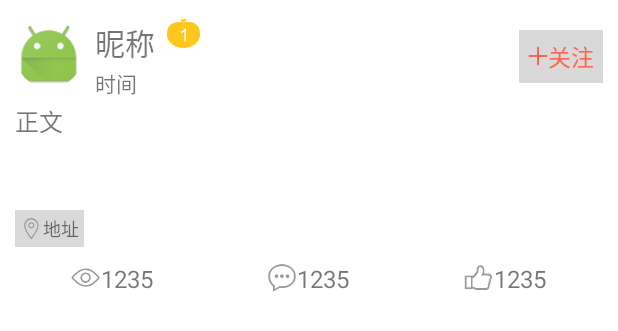
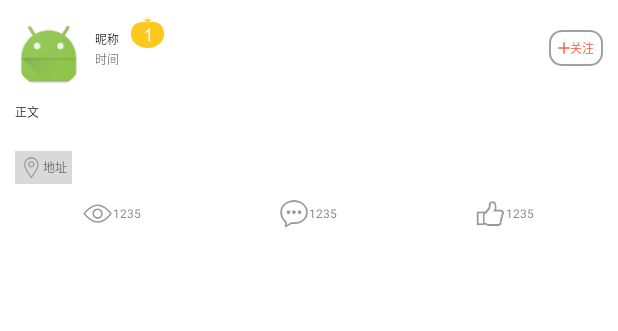
Before and after one commit to 15766736837/xianghacaipudemo, an Android app: the layout find_fra_list_item_layout.xml on its own in the app's theme, with its tools: preview values and no code run, on a phone screen of 412 x 824 dp. Shown: the top 331 px of the screen. Run offline under Robolectric (Android 15) with nearby library versions, the phone set to English and light mode, and no system bars.

Commit message:
修改了页面

```diff
--- a/app/src/main/java/com/a520it/xianghacaipu/adapter/RecyclerAdapter.java
+++ b/app/src/main/java/com/a520it/xianghacaipu/adapter/FindRecyclerAdapter.java
@@ -23,14 +23,14 @@ import de.hdodenhof.circleimageview.CircleImageView;
  * Created by simon on 2017/6/16.
  */
 
-public class RecyclerAdapter extends RecyclerView.Adapter<RecyclerView.ViewHolder> {
+public class FindRecyclerAdapter extends RecyclerView.Adapter<RecyclerView.ViewHolder> {
 
     private static final int TYPE_FOOT = 0;
     private static final int TYPE_ITEM = 1;
     private final List<FindListBean.DataBeanX.DataBean> mDatas;
     private final Context mContext;
 
-    public RecyclerAdapter(Context context, List<FindListBean.DataBeanX.DataBean> data) {
+    public FindRecyclerAdapter(Context context, List<FindListBean.DataBeanX.DataBean> data) {
         this.mDatas = data;
         this.mContext = context;
     }
@@ -106,7 +106,7 @@ public class RecyclerAdapter extends RecyclerView.Adapter<RecyclerView.ViewHolde
             //设置图片控件,并设置属性
             ImageView imageView = new ImageView(mContext);
             imageView.setScaleType(ImageView.ScaleType.FIT_XY);
-            LinearLayout.LayoutParams layoutParams = new LinearLayout.LayoutParams(0, 200, 1);
+            LinearLayout.LayoutParams layoutParams = new LinearLayout.LayoutParams(0, 220, 1);
             layoutParams.setMargins(5, 5, 5, 5);
             imageView.setLayoutParams(layoutParams);
             //            AsyncImageLoader.getInstance(mContext).displayImage(dataBean.getImgs().get(i), imageView);
--- a/app/src/main/res/drawable/banner_dot.xml
+++ b/app/src/main/res/drawable/banner_dot.xml
@@ -3,4 +3,5 @@
     <size android:height="5dp" android:width="5dp"/>
     <corners android:radius="5dp"/>
     <solid android:color="@color/c_white_bg_title"/>
+
 </shape>
--- a/app/src/main/res/drawable/button_stork.xml
+++ b/app/src/main/res/drawable/button_stork.xml
@@ -1,10 +1,7 @@
 <?xml version="1.0" encoding="utf-8"?>
 <shape xmlns:android="http://schemas.android.com/apk/res/android"
        android:shape="rectangle">
-
     <solid android:color="#FFFFFF"/>
     <corners android:radius="3dp" />
-
-
     <stroke android:width="0.5dp" android:color="#9A9A9A" />
 </shape>
--- /dev/null
+++ b/app/src/main/res/drawable/lv_item_follow_selected.xml
@@ -0,0 +1,5 @@
+<?xml version="1.0" encoding="utf-8"?>
+<selector xmlns:android="http://schemas.android.com/apk/res/android">
+    <item android:drawable="@color/backgroup_color" android:state_selected="false"/>
+    <item android:drawable="@color/bg"/>
+</selector>
--- /dev/null
+++ b/app/src/main/res/drawable/shape_lv_item_follow_not_selected.xml
@@ -0,0 +1,6 @@
+<?xml version="1.0" encoding="utf-8"?>
+<shape xmlns:android="http://schemas.android.com/apk/res/android">
+    <size android:height="@dimen/dp_18" android:width="@dimen/dp_36"/>
+    <stroke android:width="1dp" android:color="@color/c_gray_a1a1a1"/>
+    <corners android:radius="@dimen/dp_4"/>
+</shape>
--- /dev/null
+++ b/app/src/main/res/drawable/shape_lv_item_follow_selected.xml
@@ -0,0 +1,6 @@
+<?xml version="1.0" encoding="utf-8"?>
+<shape xmlns:android="http://schemas.android.com/apk/res/android">
+    <size android:height="@dimen/dp_18" android:width="@dimen/dp_36"/>
+    <stroke android:width="1dp" android:color="@color/c_gray_a1a1a1"/>
+    <corners android:radius="@dimen/dp_4"/>
+</shape>
--- a/app/src/main/res/layout/find_fra_list_item_layout.xml
+++ b/app/src/main/res/layout/find_fra_list_item_layout.xml
@@ -22,18 +22,20 @@
 
         <TextView
             android:id="@+id/find_fra_lv_item_name"
+            android:textColor="@color/tab_text_normal"
             android:layout_width="wrap_content"
             android:layout_height="wrap_content"
             android:layout_marginLeft="8dp"
-            android:layout_marginTop="3dp"
+            android:layout_marginTop="10dp"
             android:layout_toRightOf="@id/find_fra_lv_item_head_icon"
             android:text="昵称"
-            android:textSize="20sp"/>
+            android:textSize="@dimen/sp_14"/>
 
         <ImageView
             android:id="@+id/find_fra_lv_item_level"
             android:layout_width="wrap_content"
             android:layout_height="wrap_content"
+            android:layout_alignBottom="@id/find_fra_lv_item_name"
             android:layout_marginLeft="8dp"
             android:layout_toRightOf="@id/find_fra_lv_item_name"
             android:src="@drawable/z_z_ico_level_01"/>
@@ -45,21 +47,24 @@
             android:layout_alignLeft="@id/find_fra_lv_item_name"
             android:layout_below="@id/find_fra_lv_item_name"
             android:layout_marginTop="1dp"
+            android:textSize="@dimen/sp_12"
             android:text="时间"/>
 
         <LinearLayout
+            android:id="@+id/find_fra_lv_item_follow"
             android:layout_width="wrap_content"
             android:layout_height="wrap_content"
             android:layout_alignParentRight="true"
             android:layout_marginTop="10dp"
-            android:background="#558e8d8d"
+            android:background="@drawable/shape_lv_item_follow_selected"
             android:gravity="center"
+            android:clickable="true"
             android:orientation="horizontal"
             android:padding="6dp">
 
             <ImageView
-                android:layout_width="13dp"
-                android:layout_height="13dp"
+                android:layout_width="@dimen/dp_10"
+                android:layout_height="@dimen/dp_10"
                 android:src="@drawable/dish_follow_a"/>
 
             <TextView
@@ -67,7 +72,7 @@
                 android:layout_height="wrap_content"
                 android:text="关注"
                 android:textColor="#fb6753"
-                android:textSize="15sp"/>
+                android:textSize="@dimen/sp_12"/>
         </LinearLayout>
 
         <TextView
@@ -77,10 +82,11 @@
             android:layout_below="@id/find_fra_lv_item_head_icon"
             android:layout_marginTop="10dp"
             android:text="正文"
-            android:lines="3"
             android:maxLines="3"
             android:ellipsize="end"
-            android:textSize="16sp"/>
+            android:layout_marginBottom="10dp"
+            android:textColor="@color/tab_text_normal"
+            android:textSize="@dimen/sp_16"/>
     </RelativeLayout>
 
 
@@ -134,7 +140,7 @@
             android:layout_width="wrap_content"
             android:layout_height="wrap_content"
             android:text="地址"
-            android:textSize="12sp"/>
+            android:textSize="@dimen/sp_12"/>
     </LinearLayout>
 
     <LinearLayout
@@ -160,7 +166,7 @@
                 android:layout_width="wrap_content"
                 android:layout_height="wrap_content"
                 android:text="1235"
-                android:textSize="16sp"/>
+                android:textSize="@dimen/sp_14"/>
         </LinearLayout>
 
         <View
@@ -184,7 +190,7 @@
                 android:layout_width="wrap_content"
                 android:layout_height="wrap_content"
                 android:text="1235"
-                android:textSize="16sp"/>
+                android:textSize="@dimen/sp_14"/>
         </LinearLayout>
 
         <View
@@ -208,7 +214,7 @@
                 android:layout_width="wrap_content"
                 android:layout_height="wrap_content"
                 android:text="1235"
-                android:textSize="16sp"/>
+                android:textSize="@dimen/sp_14"/>
         </LinearLayout>
     </LinearLayout>
 </LinearLayout>
```
Also changed, not shown: app/src/main/java/com/a520it/xianghacaipu/fragmnt/find/DiscoveryFragment.java (+8 -8 lines), app/src/main/java/com/a520it/xianghacaipu/view/FindItemDisDecoration.java (added, +33 -0 lines), app/src/main/res/layout/fragment_find_layout.xml (+17 -5 lines), app/src/main/res/drawable-hdpi/home_search_ico.png (added), app/src/main/res/drawable-hdpi/z_home_real_search_icon.png (added), app/src/main/res/drawable-hdpi/z_home_search_icon.png (added).
